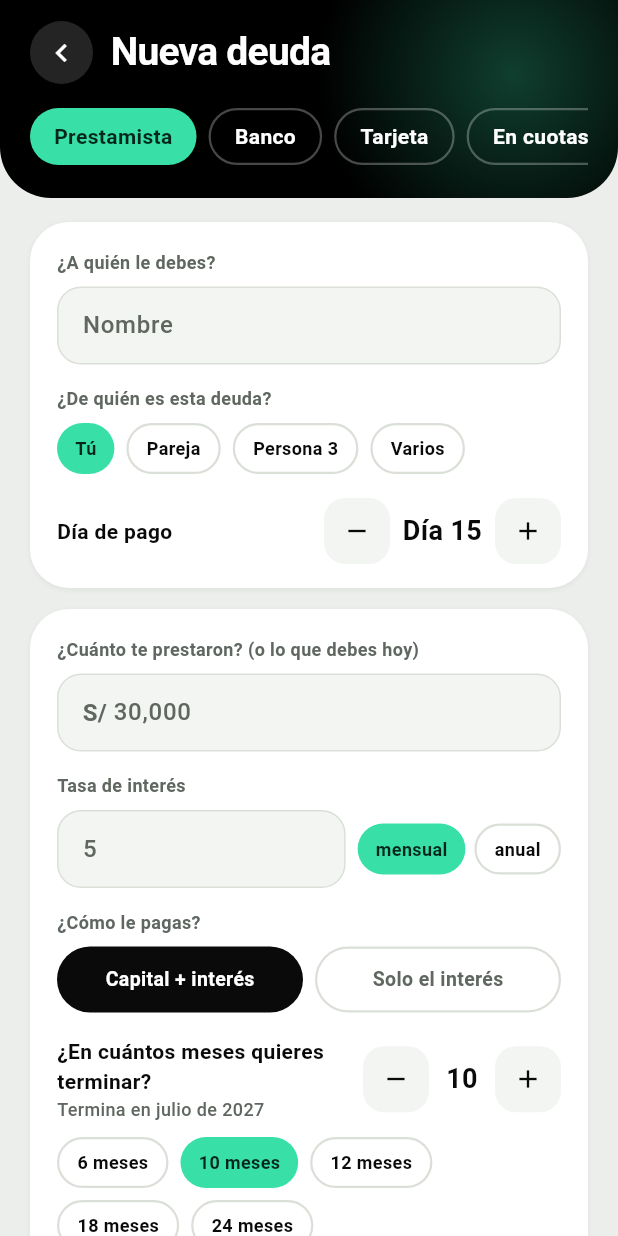
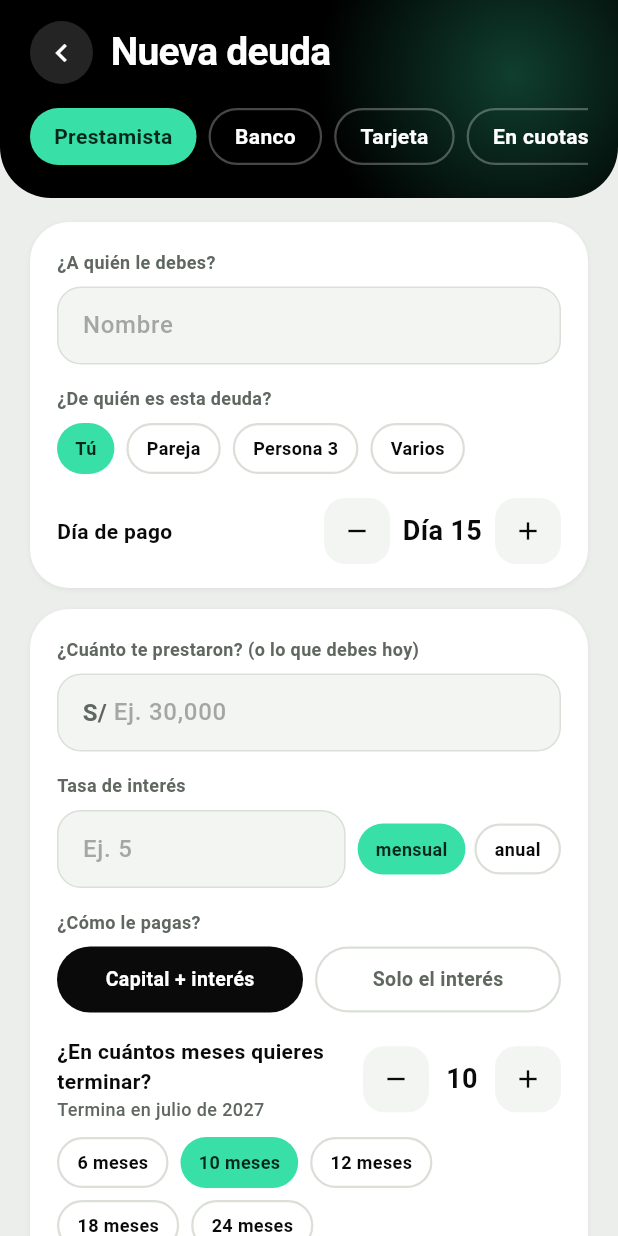
Before and after one commit to AnthonyUribeA/cero, a Flutter app: the AgregarScreen screen opened directly, on a phone screen of 412 x 824 dp. Run offline on Flutter 3.47's test engine with Material 3 defaults, Android fonts, the phone set to English and light mode, and no system bars; our stand-ins replace share_plus, shared_preferences; missing offline and left inert: excel; accounts and stored records are empty.

Commit message:
Nueva deuda: ejemplos que no parecen datos, aviso si falta la tasa y céntimos en montos chicos
Co-Authored-By: Claude Opus 5.5 <noreply@anthropic.com>
Claude-Session: https://claude.ai/code/session_01DWdSfUB3XyLZufNSuhNaDn

```diff
--- a/lib/screens/agregar.dart
+++ b/lib/screens/agregar.dart
@@ -7,6 +7,13 @@ import '../theme.dart';
 import '../widgets.dart';
 
 /// Resultado del cálculo antes de guardar.
+/// Soles con céntimos para montos chicos, sin céntimos para montos grandes.
+String _m(double v) {
+  if (v.abs() >= 1000) return money(v);
+  final neg = v < 0;
+  return '${neg ? '−' : ''}S/ ${v.abs().toStringAsFixed(2)}';
+}
+
 class _Preview {
   final double balance;
   final double cuota;
@@ -122,6 +129,7 @@ class _AgregarScreenState extends State<AgregarScreen> {
           months: plazo,
           interest: c * plazo - p,
           term: plazo,
+          warn: r <= 0 ? 'Falta la tasa de interés: sin ella se calcula como si no cobrara interés.' : null,
         );
       case DebtKind.banco:
         final c = _num(cuota);
@@ -153,7 +161,9 @@ class _AgregarScreenState extends State<AgregarScreen> {
           rateKind: r <= 0 ? RateKind.ninguna : (rateMonthly ? RateKind.mensual : RateKind.tea),
           months: res.$1 < 0 ? null : res.$1,
           interest: res.$2,
-          warn: res.$1 < 0 ? 'Con esa cuota no cubres ni el interés: la deuda crece.' : null,
+          warn: r <= 0
+              ? 'Falta la tasa (TEA): sin ella se calcula como si no cobrara interés.'
+              : (res.$1 < 0 ? 'Con esa cuota no cubres ni el interés: la deuda crece.' : null),
         );
       case DebtKind.cuota:
         final n = _count;
@@ -232,7 +242,7 @@ class _AgregarScreenState extends State<AgregarScreen> {
                   cursorColor: p.green,
                   decoration: InputDecoration(
                     hintText: hint,
-                    hintStyle: ts(p, 16, color: p.muted),
+                    hintStyle: ts(p, 16, color: p.muted.withValues(alpha: 0.55)),
                     isCollapsed: true,
                     border: InputBorder.none,
                   ),
@@ -263,8 +273,8 @@ class _AgregarScreenState extends State<AgregarScreen> {
                   style: ts(p, 16, w: FontWeight.w600),
                   cursorColor: p.green,
                   decoration: InputDecoration(
-                    hintText: rateMonthly ? '5' : '68',
-                    hintStyle: ts(p, 16, color: p.muted),
+                    hintText: rateMonthly ? 'Ej. 5' : 'Ej. 68',
+                    hintStyle: ts(p, 16, color: p.muted.withValues(alpha: 0.55)),
                     suffixText: '%',
                     isCollapsed: true,
                     border: InputBorder.none,
@@ -303,7 +313,7 @@ class _AgregarScreenState extends State<AgregarScreen> {
       case DebtKind.prestamista:
       case DebtKind.otro:
         specific = [
-          field('¿Cuánto te prestaron? (o lo que debes hoy)', amount, '30,000', prefix: 'S/ '),
+          field('¿Cuánto te prestaron? (o lo que debes hoy)', amount, 'Ej. 30,000', prefix: 'S/ '),
           rateField(),
           label('¿Cómo le pagas?'),
           Row(children: [
@@ -338,11 +348,11 @@ class _AgregarScreenState extends State<AgregarScreen> {
         break;
       case DebtKind.banco:
         specific = [
-          field('Monto que te prestaron', amount, '30,000', prefix: 'S/ '),
+          field('Monto que te prestaron', amount, 'Ej. 30,000', prefix: 'S/ '),
           Row(children: [
-            Expanded(child: field('Cuota mensual', cuota, '1,450', prefix: 'S/ ')),
+            Expanded(child: field('Cuota mensual', cuota, 'Ej. 1,450', prefix: 'S/ ')),
             const SizedBox(width: 10),
-            Expanded(child: field('Número de cuotas', count, '24')),
+            Expanded(child: field('Número de cuotas', count, 'Ej. 24')),
           ]),
           paidStepper(_count),
           const SizedBox(height: 6),
@@ -352,15 +362,15 @@ class _AgregarScreenState extends State<AgregarScreen> {
         break;
       case DebtKind.tarjeta:
         specific = [
-          field('Deuda actual de la tarjeta', amount, '8,000', prefix: 'S/ '),
+          field('Deuda actual de la tarjeta', amount, 'Ej. 8,000', prefix: 'S/ '),
           rateField(),
-          field('¿Cuánto pagas al mes?', cuota, '600', prefix: 'S/ '),
+          field('¿Cuánto pagas al mes?', cuota, 'Ej. 600', prefix: 'S/ '),
         ];
         break;
       case DebtKind.cuota:
         specific = [
-          field('Precio total en cuotas', amount, '12,000', prefix: 'S/ '),
-          field('Número de cuotas', count, '12'),
+          field('Precio total en cuotas', amount, 'Ej. 12,000', prefix: 'S/ '),
+          field('Número de cuotas', count, 'Ej. 12'),
           paidStepper(_count),
         ];
         break;
@@ -487,7 +497,7 @@ class _AgregarScreenState extends State<AgregarScreen> {
         Text(pv.months == null ? 'Lo que pagarías' : 'Tu plan con esta deuda',
             style: hs(13, w: FontWeight.w700, color: mint)),
         const SizedBox(height: 4),
-        Text('${money(pv.cuota)} al mes', style: hs(30, w: FontWeight.w700, ls: -0.6)),
+        Text('${_m(pv.cuota)} al mes', style: hs(30, w: FontWeight.w700, ls: -0.6)),
         if (pv.months != null)
           Text(
               pv.months == 0
@@ -495,13 +505,13 @@ class _AgregarScreenState extends State<AgregarScreen> {
                   : 'Terminas en ${pv.months} ${pv.months == 1 ? 'mes' : 'meses'}, en ${monthLabel(s.startMonth, pv.months!, long: true)}.',
               style: hs(14, color: const Color(0xD9FFFFFF))),
         const SizedBox(height: 6),
-        if (pv.term != null && kind == DebtKind.banco) kv('Te queda por pagar', money(pv.balance)),
+        if (pv.term != null && kind == DebtKind.banco) kv('Te queda por pagar', _m(pv.balance)),
         if (pv.paidCount != null && pv.term != null)
           kv('Vas en la cuota', '${(pv.paidCount! + 1).clamp(1, pv.term!)} de ${pv.term}'),
-        kv(pv.months == null ? 'Interés en $plazo meses' : 'Interés que pagarás', money(pv.interest),
+        kv(pv.months == null ? 'Interés en $plazo meses' : 'Interés que pagarás', _m(pv.interest),
             c: pv.interest > 0 ? const Color(0xFFFF9F9F) : mint),
         if (pv.months != null && pv.months! > 0)
-          kv('Total que pagarás', money(pv.cuota * pv.months!)),
+          kv('Total que pagarás', _m(pv.cuota * pv.months!)),
         if (monthly > 0) kv('Tasa', '${(monthly * 100).toStringAsFixed(2)}% mensual · TEA ${(teaOf(monthly) * 100).toStringAsFixed(1)}%'),
         if (pv.warn != null) ...[
           const SizedBox(height: 10),
@@ -510,8 +520,8 @@ class _AgregarScreenState extends State<AgregarScreen> {
         if (onlyInterest && (kind == DebtKind.prestamista || kind == DebtKind.otro)) ...[
           const SizedBox(height: 6),
           Text(
-              'En $plazo meses pagas ${money(pv.interest)} y sigues debiendo ${money(pv.balance)}. '
-              'Con cuotas de ${money(amortCuota(pv.balance, monthly, plazo))} la cierras en ese mismo plazo pagando ${money(amortCuota(pv.balance, monthly, plazo) * plazo - pv.balance)} de interés.',
+              'En $plazo meses pagas ${_m(pv.interest)} y sigues debiendo ${_m(pv.balance)}. '
+              'Con cuotas de ${_m(amortCuota(pv.balance, monthly, plazo))} la cierras en ese mismo plazo pagando ${_m(amortCuota(pv.balance, monthly, plazo) * plazo - pv.balance)} de interés.',
               style: hs(13, color: const Color(0xD9FFFFFF)).copyWith(height: 1.5)),
         ],
       ]),
@@ -552,11 +562,11 @@ class _AgregarScreenState extends State<AgregarScreen> {
                           color: n == plazo ? p.green : p.text)),
                 ),
                 Expanded(
-                  child: Text(money(amortCuota(pr, r, n)),
+                  child: Text(_m(amortCuota(pr, r, n)),
                       textAlign: TextAlign.right, style: ts(p, 14, w: FontWeight.w700, tab: true)),
                 ),
                 Expanded(
-                  child: Text(money(amortCuota(pr, r, n) * n - pr),
+                  child: Text(_m(amortCuota(pr, r, n) * n - pr),
                       textAlign: TextAlign.right,
                       style: ts(p, 14, w: FontWeight.w700, tab: true, color: p.red)),
                 ),
@@ -565,7 +575,7 @@ class _AgregarScreenState extends State<AgregarScreen> {
           ),
         ],
         const SizedBox(height: 4),
-        Text('Solo interés: ${money(pr * r)} al mes y la deuda no baja.',
+        Text('Solo interés: ${_m(pr * r)} al mes y la deuda no baja.',
             style: ts(p, 12, w: FontWeight.w600, color: p.muted)),
       ]),
     );
```
